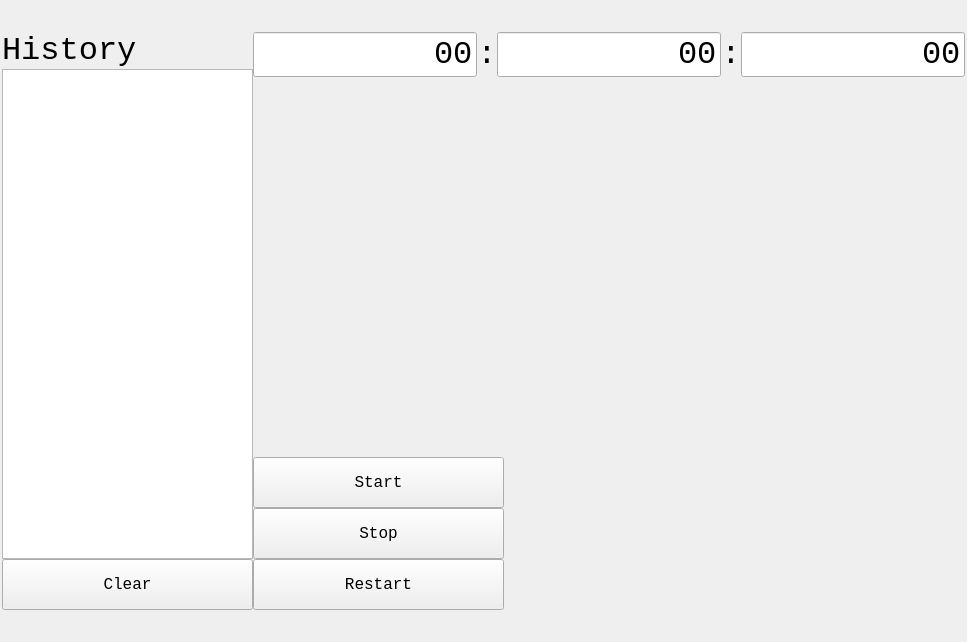
Above: design/clocktimerapp.ui from OBess/Clock-Timer before the change. Below: the same form after it.
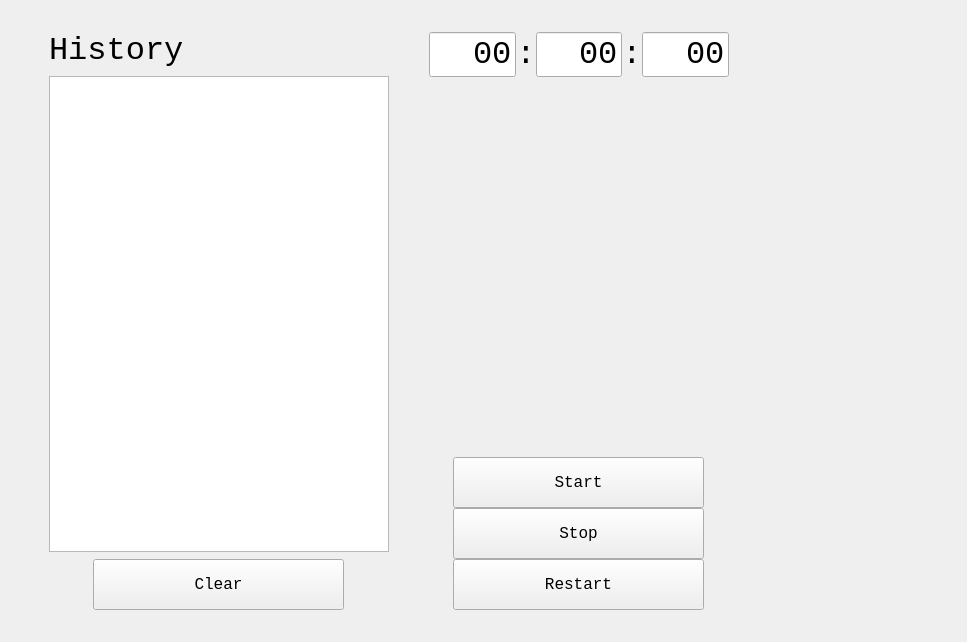
That is the form after the change.

What changed in the file:
```diff
--- a/design/clocktimerapp.ui
+++ b/design/clocktimerapp.ui
@@ -38,7 +38,7 @@
     <number>2</number>
    </property>
    <item>
-    <layout class="QHBoxLayout" name="layout_main">
+    <layout class="QHBoxLayout" name="layout_main" stretch="1,3,1,6,5">
      <property name="topMargin">
       <number>30</number>
      </property>
@@ -50,6 +50,9 @@
        <property name="orientation">
         <enum>Qt::Horizontal</enum>
        </property>
+       <property name="sizeType">
+        <enum>QSizePolicy::Expanding</enum>
+       </property>
        <property name="sizeHint" stdset="0">
         <size>
          <width>40</width>
@@ -60,6 +63,9 @@
      </item>
      <item>
       <layout class="QVBoxLayout" name="layout_history">
+       <property name="spacing">
+        <number>7</number>
+       </property>
        <item>
         <widget class="QLabel" name="lbl_history">
          <property name="font">
@@ -74,9 +80,25 @@
         </widget>
        </item>
        <item>
-        <widget class="QTableView" name="table_history"/>
+        <widget class="QTableView" name="table_history">
+         <property name="minimumSize">
+          <size>
+           <width>340</width>
+           <height>0</height>
+          </size>
+         </property>
+         <property name="verticalScrollMode">
+          <enum>QAbstractItemView::ScrollPerPixel</enum>
+         </property>
+         <attribute name="horizontalHeaderVisible">
+          <bool>false</bool>
+         </attribute>
+         <attribute name="verticalHeaderVisible">
+          <bool>false</bool>
+         </attribute>
+        </widget>
        </item>
-       <item>
+       <item alignment="Qt::AlignHCenter">
         <widget class="QPushButton" name="btn_clear">
          <property name="sizePolicy">
           <sizepolicy hsizetype="Fixed" vsizetype="Fixed">
@@ -108,6 +130,9 @@
        <property name="orientation">
         <enum>Qt::Horizontal</enum>
        </property>
+       <property name="sizeType">
+        <enum>QSizePolicy::Fixed</enum>
+       </property>
        <property name="sizeHint" stdset="0">
         <size>
          <width>40</width>
@@ -120,6 +145,9 @@
       <layout class="QVBoxLayout" name="layout_clock">
        <item>
         <layout class="QHBoxLayout" name="layout_digialt_clock">
+         <property name="spacing">
+          <number>0</number>
+         </property>
          <item>
           <widget class="QLineEdit" name="le_hour">
            <property name="font">
@@ -233,7 +261,7 @@
          </property>
         </widget>
        </item>
-       <item>
+       <item alignment="Qt::AlignHCenter">
         <widget class="QPushButton" name="btn_start">
          <property name="sizePolicy">
           <sizepolicy hsizetype="Fixed" vsizetype="Fixed">
@@ -261,7 +289,7 @@
          </property>
         </widget>
        </item>
-       <item>
+       <item alignment="Qt::AlignHCenter">
         <widget class="QPushButton" name="btn_stop">
          <property name="sizePolicy">
           <sizepolicy hsizetype="Fixed" vsizetype="Fixed">
@@ -286,7 +314,7 @@
          </property>
         </widget>
        </item>
-       <item>
+       <item alignment="Qt::AlignHCenter">
         <widget class="QPushButton" name="btn_restart">
          <property name="sizePolicy">
           <sizepolicy hsizetype="Fixed" vsizetype="Fixed">
```
Left out of the diff: 15 changed lines with no effect on the pictures.
